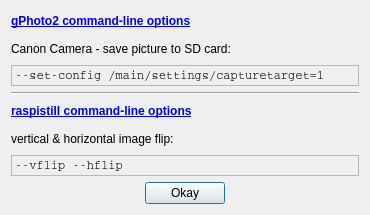
Above: forms/commandlineoptions.ui from tomikais/fotobox before the change. Below: the same form after it.
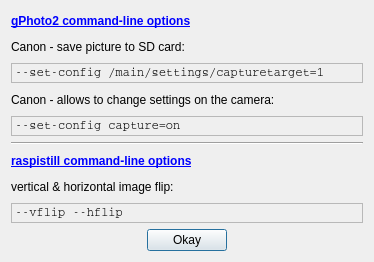
That is the form after the change.

Commit message: gphoto2 hint: Canon Camera - allows to change settings on the camera:

```diff
--- a/forms/commandlineoptions.ui
+++ b/forms/commandlineoptions.ui
@@ -18,8 +18,8 @@
    <rect>
     <x>0</x>
     <y>0</y>
-    <width>370</width>
-    <height>215</height>
+    <width>374</width>
+    <height>262</height>
    </rect>
   </property>
   <property name="modal">
@@ -45,7 +45,7 @@
    <item>
     <widget class="QLabel" name="lblCanonSave">
      <property name="text">
-      <string>Canon Camera - save picture to SD card:</string>
+      <string>Canon - save picture to SD card:</string>
      </property>
     </widget>
    </item>
@@ -73,6 +73,37 @@
      </property>
     </widget>
    </item>
+   <item>
+    <widget class="QLabel" name="lblCanonChangeSettings">
+     <property name="text">
+      <string>Canon - allows to change settings on the camera:</string>
+     </property>
+    </widget>
+   </item>
+   <item>
+    <widget class="QLabel" name="txtCanonChangeSettings">
+     <property name="font">
+      <font>
+       <family>Courier</family>
+      </font>
+     </property>
+     <property name="cursor">
+      <cursorShape>IBeamCursor</cursorShape>
+     </property>
+     <property name="focusPolicy">
+      <enum>Qt::StrongFocus</enum>
+     </property>
+     <property name="frameShape">
+      <enum>QFrame::StyledPanel</enum>
+     </property>
+     <property name="text">
+      <string notr="true">--set-config capture=on</string>
+     </property>
+     <property name="textInteractionFlags">
+      <set>Qt::LinksAccessibleByKeyboard|Qt::LinksAccessibleByMouse|Qt::TextBrowserInteraction|Qt::TextSelectableByKeyboard|Qt::TextSelectableByMouse</set>
+     </property>
+    </widget>
+   </item>
    <item>
     <widget class="Line" name="line">
      <property name="orientation">
```
Left out of the diff: 1 changed line with no effect on the pictures. The commit also changes 4 other files.
